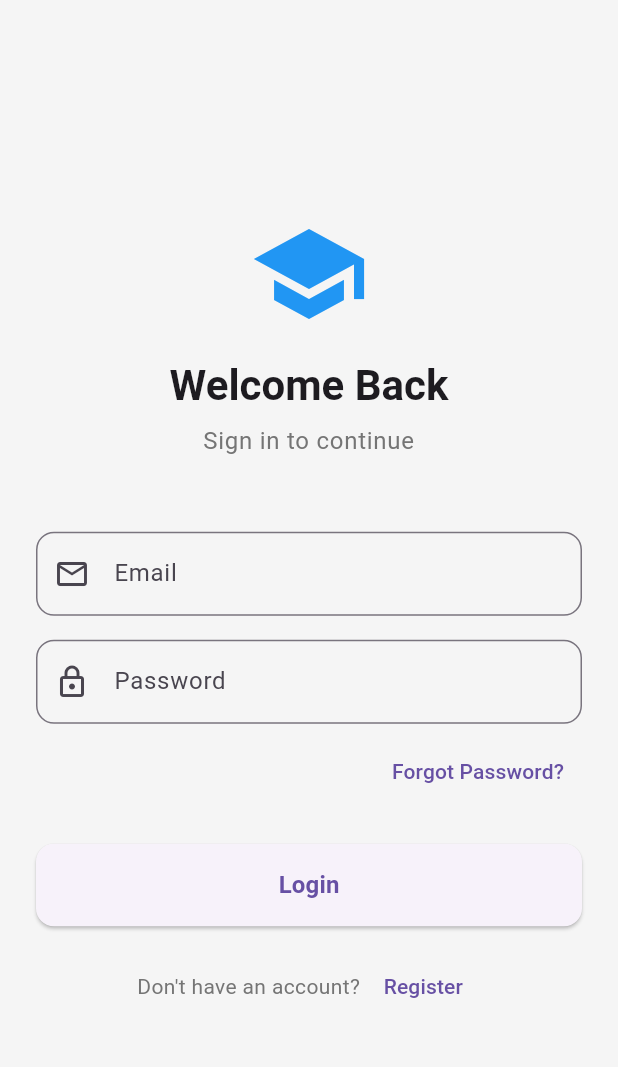
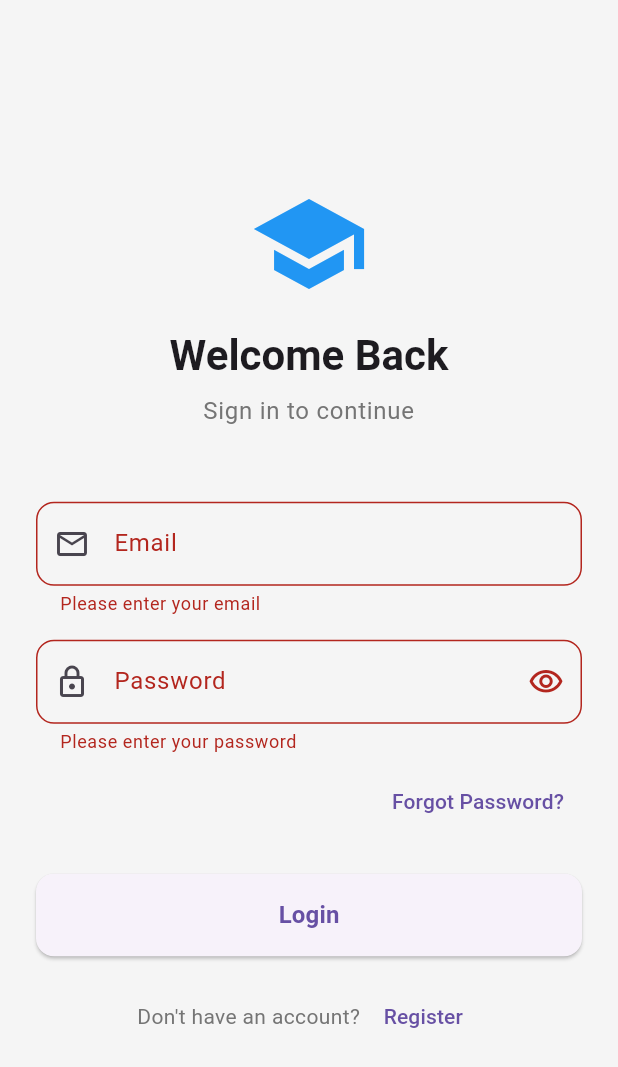
Before and after one commit to aduoke33/2025_LTTBDD_N05_Nhom_4, a Flutter app: the screen it shows after launch, after a tap on "Login", on a phone screen of 412 x 824 dp. Shown: the top 1067 px of the screen. Run offline on Flutter 3.47's test engine with Material 3 defaults, Android fonts, the phone set to English and light mode, and no system bars; network calls fail.

Commit message:
implement validation and navigation logic

```diff
--- a/lib/screens/login_screen.dart
+++ b/lib/screens/login_screen.dart
@@ -1,3 +1,4 @@
+import 'package:english_forum_app/screens/main_navigation.dart';
 import 'package:english_forum_app/screens/register_screen.dart';
 import 'package:flutter/material.dart';
 
@@ -9,6 +10,27 @@ class LoginScreen extends StatefulWidget {
 }
 
 class _LoginScreenState extends State<LoginScreen> {
+  final _formKey = GlobalKey<FormState>();
+  final _emailController = TextEditingController();
+  final _passwordController = TextEditingController();
+  bool _obscurePassword = true;
+
+  @override
+  void dispose() {
+    _emailController.dispose();
+    _passwordController.dispose();
+    super.dispose();
+  }
+
+  void _handleLogin() {
+    if (_formKey.currentState!.validate()) {
+      // Simple validation - just check if fields are filled
+      Navigator.of(context).pushReplacement(
+        MaterialPageRoute(builder: (context) => const MainNavigation()),
+      );
+    }
+  }
+
   @override
   Widget build(BuildContext context) {
     return Scaffold(
@@ -16,11 +38,13 @@ class _LoginScreenState extends State<LoginScreen> {
         child: Center(
           child: SingleChildScrollView(
             padding: const EdgeInsets.all(24.0),
+            child: Form(
+              key: _formKey,
               child: Column(
                 mainAxisAlignment: MainAxisAlignment.center,
                 crossAxisAlignment: CrossAxisAlignment.stretch,
                 children: [
-                // ten app hoac gi day
+                  // Logo or App Name
                   const Icon(Icons.school, size: 80, color: Colors.blue),
                   const SizedBox(height: 16),
                   Text(
@@ -42,6 +66,7 @@ class _LoginScreenState extends State<LoginScreen> {
 
                   // Email Field
                   TextFormField(
+                    controller: _emailController,
                     keyboardType: TextInputType.emailAddress,
                     decoration: InputDecoration(
                       labelText: 'Email',
@@ -51,20 +76,51 @@ class _LoginScreenState extends State<LoginScreen> {
                         borderRadius: BorderRadius.circular(12),
                       ),
                     ),
+                    validator: (value) {
+                      if (value == null || value.isEmpty) {
+                        return 'Please enter your email';
+                      }
+                      if (!value.contains('@')) {
+                        return 'Please enter a valid email';
+                      }
+                      return null;
+                    },
                   ),
                   const SizedBox(height: 16),
 
                   // Password Field
                   TextFormField(
-                  obscureText: true,
+                    controller: _passwordController,
+                    obscureText: _obscurePassword,
                     decoration: InputDecoration(
                       labelText: 'Password',
                       hintText: 'Enter your password',
                       prefixIcon: const Icon(Icons.lock_outlined),
+                      suffixIcon: IconButton(
+                        icon: Icon(
+                          _obscurePassword
+                              ? Icons.visibility_outlined
+                              : Icons.visibility_off_outlined,
+                        ),
+                        onPressed: () {
+                          setState(() {
+                            _obscurePassword = !_obscurePassword;
+                          });
+                        },
+                      ),
                       border: OutlineInputBorder(
                         borderRadius: BorderRadius.circular(12),
                       ),
                     ),
+                    validator: (value) {
+                      if (value == null || value.isEmpty) {
+                        return 'Please enter your password';
+                      }
+                      if (value.length < 6) {
+                        return 'Password must be at least 6 characters';
+                      }
+                      return null;
+                    },
                   ),
                   const SizedBox(height: 8),
 
@@ -73,7 +129,11 @@ class _LoginScreenState extends State<LoginScreen> {
                     alignment: Alignment.centerRight,
                     child: TextButton(
                       onPressed: () {
-                      // TODO: Implement forgot password functionality
+                        ScaffoldMessenger.of(context).showSnackBar(
+                          const SnackBar(
+                            content: Text('Password reset feature coming soon'),
+                          ),
+                        );
                       },
                       child: const Text('Forgot Password?'),
                     ),
@@ -82,9 +142,7 @@ class _LoginScreenState extends State<LoginScreen> {
 
                   // Login Button
                   ElevatedButton(
-                  onPressed: () {
-                    // TODO: Implement login functionality
-                  },
+                    onPressed: _handleLogin,
                     style: ElevatedButton.styleFrom(
                       padding: const EdgeInsets.symmetric(vertical: 16),
                       shape: RoundedRectangleBorder(
@@ -93,7 +151,10 @@ class _LoginScreenState extends State<LoginScreen> {
                     ),
                     child: const Text(
                       'Login',
-                    style: TextStyle(fontSize: 16, fontWeight: FontWeight.bold),
+                      style: TextStyle(
+                        fontSize: 16,
+                        fontWeight: FontWeight.bold,
+                      ),
                     ),
                   ),
                   const SizedBox(height: 16),
@@ -108,10 +169,10 @@ class _LoginScreenState extends State<LoginScreen> {
                       ),
                       TextButton(
                         onPressed: () {
-                        Navigator.push(
-                          context,
+                          Navigator.of(context).push(
                             MaterialPageRoute(
-                              builder: (context) => const RegisterScreen()),
+                              builder: (context) => const RegisterScreen(),
+                            ),
                           );
                         },
                         child: const Text('Register'),
@@ -123,6 +184,7 @@ class _LoginScreenState extends State<LoginScreen> {
             ),
           ),
         ),
+      ),
     );
   }
 }
```
Also changed, not shown: lib/screens/main_navigation.dart (added, +41 -0 lines). Lines whose indentation alone changed are shown as unchanged.
